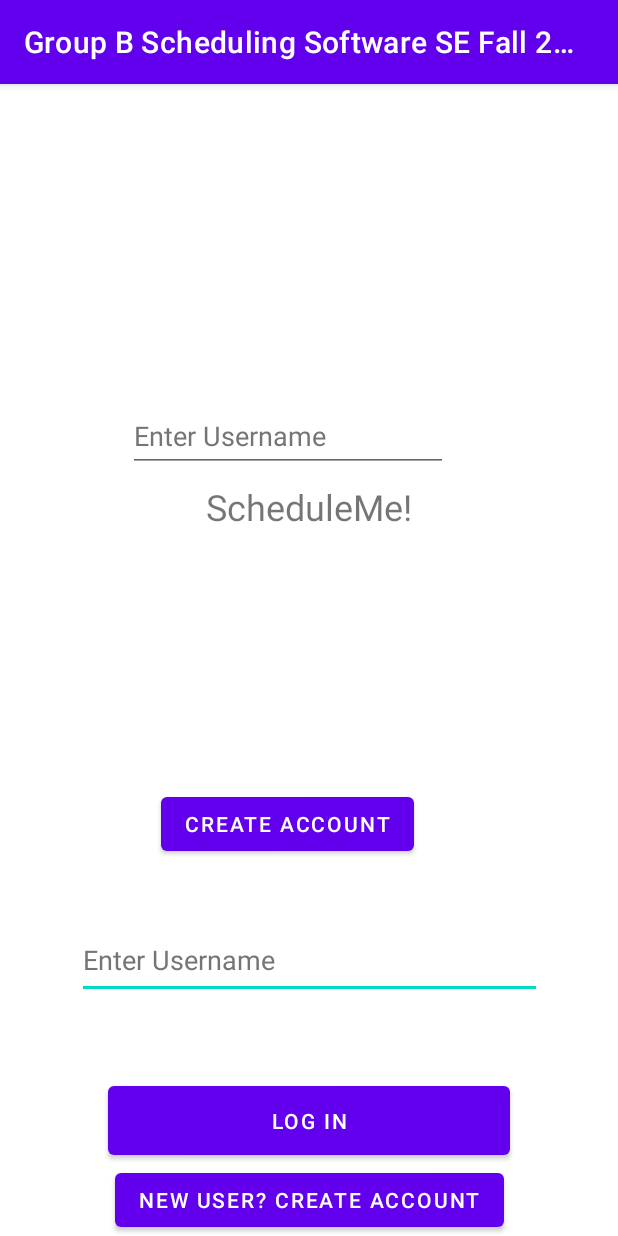
After one commit to owenfab/GroupBSchedulingSoftwareSEFall2022, an Android app: the fragment NewUser placed in its activity, on a phone screen of 412 x 824 dp. The commit adds this screen. Run offline under Robolectric (Android 15) with nearby library versions, the phone set to English and light mode, and no system bars.

Commit message:
Adding new login activity, login XML, new user fragment, and new user xml

```diff
--- a/app/src/main/AndroidManifest.xml
+++ b/app/src/main/AndroidManifest.xml
@@ -1,6 +1,7 @@
 <?xml version="1.0" encoding="utf-8"?>
 <manifest xmlns:android="http://schemas.android.com/apk/res/android"
     xmlns:tools="http://schemas.android.com/tools">
+
     <application
         android:allowBackup="true"
         android:dataExtractionRules="@xml/data_extraction_rules"
@@ -11,6 +12,15 @@
         android:supportsRtl="true"
         android:theme="@style/Theme.GroupBSchedulingSoftwareSEFall2022"
         tools:targetApi="31">
+        <activity
+            android:name=".LoginActivity"
+            android:exported="true">
+            <intent-filter>
+                <action android:name="android.intent.action.MAIN" />
+
+                <category android:name="android.intent.category.LAUNCHER" />
+            </intent-filter>
+        </activity>
         <activity
             android:name=".MainActivity"
             android:exported="true"
--- /dev/null
+++ b/app/src/main/java/com/example/groupbschedulingsoftwaresefall2022/LoginActivity.java
@@ -0,0 +1,42 @@
+package com.example.groupbschedulingsoftwaresefall2022;
+
+import androidx.appcompat.app.AppCompatActivity;
+
+import android.os.Bundle;
+import android.view.View;
+import android.widget.Button;
+import android.widget.EditText;
+import android.widget.Toast;
+
+public class LoginActivity extends AppCompatActivity implements View.OnClickListener {
+
+    Button newUser;
+    EditText username;
+
+    @Override
+    protected void onCreate(Bundle savedInstanceState) {
+        super.onCreate(savedInstanceState);
+        setContentView(R.layout.activity_login);
+
+        newUser = findViewById(R.id.new_user_button);
+        newUser.setOnClickListener(this);
+
+    }
+
+    @Override
+    public void onClick(View view) {
+        if (view.getId() == R.id.new_user_button) {
+            getSupportFragmentManager().beginTransaction().replace(R.id.container, new NewUser()).commit();
+        }
+    }
+
+    public void login(View view) {
+        username = (EditText) findViewById(R.id.editTextTextEmailAddress);
+        String userID = username.getText().toString();
+        if (userID.equals("owenfab")) {
+            Toast.makeText(getApplicationContext(), "Welcome!", Toast.LENGTH_SHORT);
+        }
+        else
+            Toast.makeText(getApplicationContext(), "This username is not registered", Toast.LENGTH_LONG);
+    }
+}
--- /dev/null
+++ b/app/src/main/java/com/example/groupbschedulingsoftwaresefall2022/NewUser.java
@@ -0,0 +1,64 @@
+package com.example.groupbschedulingsoftwaresefall2022;
+
+import android.os.Bundle;
+
+import androidx.fragment.app.Fragment;
+
+import android.view.LayoutInflater;
+import android.view.View;
+import android.view.ViewGroup;
+
+/**
+ * A simple {@link Fragment} subclass.
+ * Use the {@link NewUser#newInstance} factory method to
+ * create an instance of this fragment.
+ */
+public class NewUser extends Fragment {
+
+    // TODO: Rename parameter arguments, choose names that match
+    // the fragment initialization parameters, e.g. ARG_ITEM_NUMBER
+    private static final String ARG_PARAM1 = "param1";
+    private static final String ARG_PARAM2 = "param2";
+
+    // TODO: Rename and change types of parameters
+    private String mParam1;
+    private String mParam2;
+
+    public NewUser() {
+        // Required empty public constructor
+    }
+
+    /**
+     * Use this factory method to create a new instance of
+     * this fragment using the provided parameters.
+     *
+     * @param param1 Parameter 1.
+     * @param param2 Parameter 2.
+     * @return A new instance of fragment NewUser.
+     */
+    // TODO: Rename and change types and number of parameters
+    public static NewUser newInstance(String param1, String param2) {
+        NewUser fragment = new NewUser();
+        Bundle args = new Bundle();
+        args.putString(ARG_PARAM1, param1);
+        args.putString(ARG_PARAM2, param2);
+        fragment.setArguments(args);
+        return fragment;
+    }
+
+    @Override
+    public void onCreate(Bundle savedInstanceState) {
+        super.onCreate(savedInstanceState);
+        if (getArguments() != null) {
+            mParam1 = getArguments().getString(ARG_PARAM1);
+            mParam2 = getArguments().getString(ARG_PARAM2);
+        }
+    }
+
+    @Override
+    public View onCreateView(LayoutInflater inflater, ViewGroup container,
+                             Bundle savedInstanceState) {
+        // Inflate the layout for this fragment
+        return inflater.inflate(R.layout.fragment_new_user, container, false);
+    }
+}
--- /dev/null
+++ b/app/src/main/res/layout/activity_login.xml
@@ -0,0 +1,65 @@
+<?xml version="1.0" encoding="utf-8"?>
+<androidx.constraintlayout.widget.ConstraintLayout xmlns:android="http://schemas.android.com/apk/res/android"
+    xmlns:app="http://schemas.android.com/apk/res-auto"
+    xmlns:tools="http://schemas.android.com/tools"
+    android:id="@+id/linearLayout"
+    android:layout_width="match_parent"
+    android:layout_height="match_parent">
+
+    <FrameLayout
+        android:id="@+id/container"
+        android:layout_width="384dp"
+        android:layout_height="665dp"
+        app:layout_constraintStart_toStartOf="parent"
+        app:layout_constraintTop_toTopOf="parent"></FrameLayout>
+
+    <EditText
+        android:id="@+id/editTextTextEmailAddress"
+        android:layout_width="310dp"
+        android:layout_height="52dp"
+        android:autofillHints=""
+        android:ems="10"
+        android:hint="@string/username"
+        android:inputType="text"
+        android:textColorHint="#757575"
+        app:layout_constraintBottom_toTopOf="@+id/button2"
+        app:layout_constraintEnd_toEndOf="parent"
+        app:layout_constraintStart_toStartOf="parent"
+        app:layout_constraintTop_toTopOf="parent"
+        app:layout_constraintVertical_bias="0.915" />
+
+
+    <Button
+        android:id="@+id/button2"
+        android:layout_width="268dp"
+        android:layout_height="58dp"
+        android:text="@string/log_in"
+        app:layout_constraintBottom_toTopOf="@+id/new_user_button"
+        app:layout_constraintEnd_toEndOf="parent"
+        app:layout_constraintStart_toStartOf="parent"
+        android:onClick="login"/>
+
+    <TextView
+        android:id="@+id/textView"
+        android:layout_width="229dp"
+        android:layout_height="28dp"
+        android:text="@string/scheduleme"
+        android:textAlignment="center"
+        android:textSize="24sp"
+        app:layout_constraintBottom_toTopOf="@+id/editTextTextEmailAddress"
+        app:layout_constraintEnd_toEndOf="parent"
+        app:layout_constraintStart_toStartOf="parent"
+        app:layout_constraintTop_toTopOf="parent" />
+
+    <Button
+        android:id="@+id/new_user_button"
+        android:layout_width="wrap_content"
+        android:layout_height="wrap_content"
+        android:text="NEW USER? CREATE ACCOUNT"
+        app:layout_constraintBottom_toBottomOf="parent"
+        app:layout_constraintEnd_toEndOf="parent"
+        app:layout_constraintStart_toStartOf="parent"
+        android:onClick="this"
+        tools:ignore="OnClick" />
+
+</androidx.constraintlayout.widget.ConstraintLayout>
--- /dev/null
+++ b/app/src/main/res/layout/fragment_new_user.xml
@@ -0,0 +1,36 @@
+<?xml version="1.0" encoding="utf-8"?>
+<androidx.constraintlayout.widget.ConstraintLayout xmlns:android="http://schemas.android.com/apk/res/android"
+    xmlns:app="http://schemas.android.com/apk/res-auto"
+    xmlns:tools="http://schemas.android.com/tools"
+    android:layout_width="match_parent"
+    android:layout_height="match_parent"
+    android:clickable="true"
+    android:focusable="true"
+    android:background="@color/cardview_light_background">
+
+    <EditText
+        android:id="@+id/editTextTextEmailAddress2"
+        android:layout_width="wrap_content"
+        android:layout_height="wrap_content"
+        android:autofillHints=""
+        android:ems="10"
+        android:hint="@string/username"
+        android:inputType="text"
+        android:minHeight="48dp"
+        android:textColorHint="#757575"
+        app:layout_constraintBottom_toTopOf="@+id/createacc_id"
+        app:layout_constraintEnd_toEndOf="parent"
+        app:layout_constraintStart_toStartOf="parent"
+        app:layout_constraintTop_toTopOf="parent" />
+
+    <Button
+        android:id="@+id/createacc_id"
+        android:layout_width="wrap_content"
+        android:layout_height="wrap_content"
+        android:layout_marginBottom="148dp"
+        android:text="@string/create_account"
+        app:layout_constraintBottom_toBottomOf="parent"
+        app:layout_constraintEnd_toEndOf="parent"
+        app:layout_constraintHorizontal_bias="0.497"
+        app:layout_constraintStart_toStartOf="parent" />
+</androidx.constraintlayout.widget.ConstraintLayout>
--- a/app/src/main/res/values/strings.xml
+++ b/app/src/main/res/values/strings.xml
@@ -28,4 +28,6 @@
     <string name="event_description">Enter Event Description</string>
     <string name="Event_name">Event Name</string>
     <string name="event_Name">Event Name</string>
+    <!-- TODO: Remove or change this placeholder text -->
+    <string name="hello_blank_fragment">Hello blank fragment</string>
 </resources>
```
Lines whose indentation alone changed are shown as unchanged.
